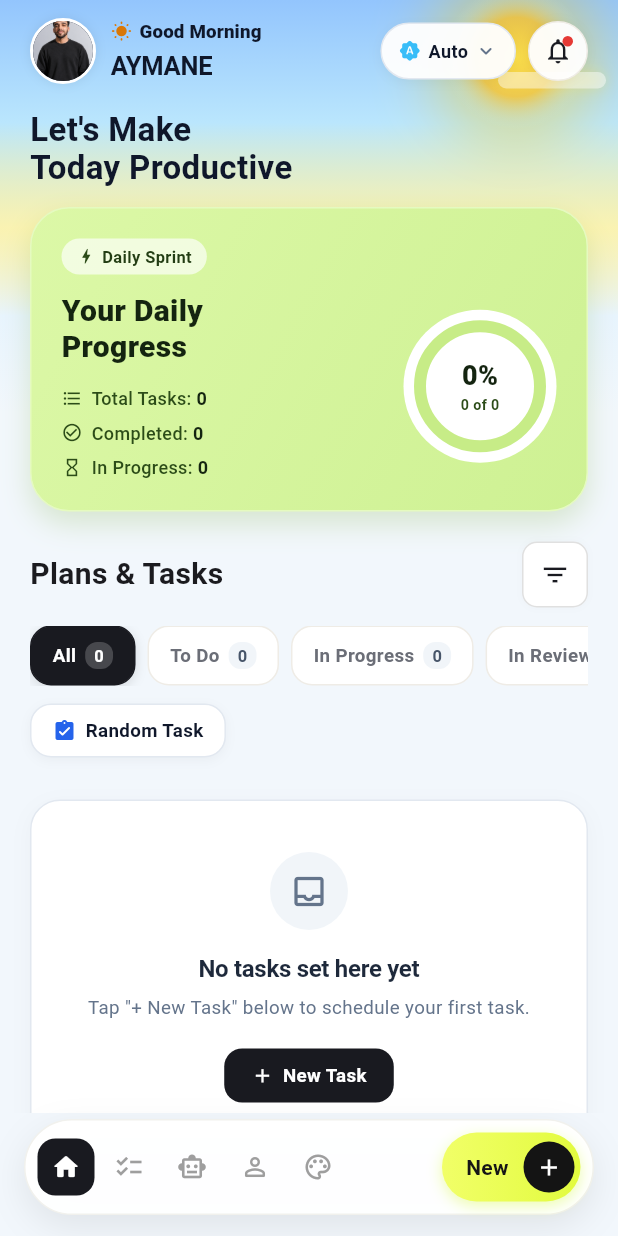
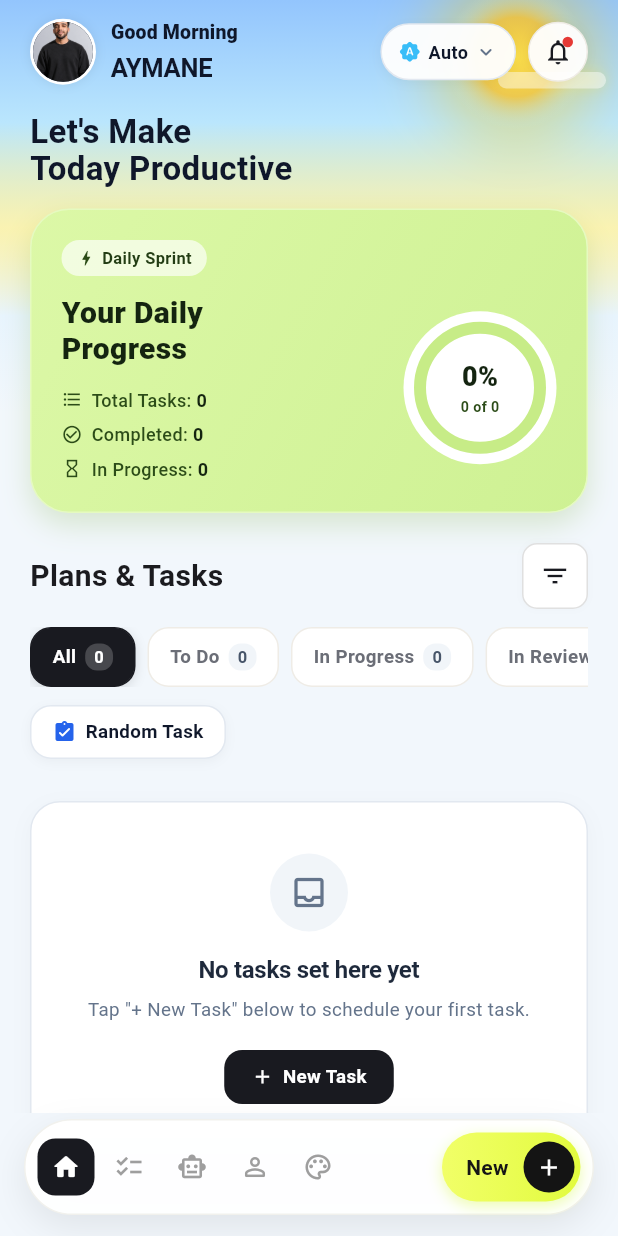
Before and after one commit to aymaneeddahhak-gif/A-Task, a Flutter app: the screen it shows after launch, on a phone screen of 412 x 824 dp. Run offline on Flutter 3.47's test engine with Material 3 defaults, Android fonts, the phone set to English and light mode, and no system bars; our stand-ins replace google_fonts; missing offline and left inert: dart:html.

Commit message:
feat: add back to portfolio navigation, recruiter-focused live demo copy, and remove greeting icon

```diff
--- a/lib/screens/home_screen.dart
+++ b/lib/screens/home_screen.dart
@@ -38,22 +38,14 @@
     final isAfternoon = mode == 1;
     final Color softDownColor = provider.softAtmosphereColor;
 
-    // Top-Left Greeting Text & Icon (Always shows Good Morning / Good Afternoon / Good Evening for all modes!)
+    // Top-Left Greeting Text (Always shows Good Morning / Good Afternoon / Good Evening for all modes!)
     final String greetingLabel;
-    final IconData greetingIcon;
-    final Color greetingIconColor;
     if (mode == 0) {
       greetingLabel = 'Good Morning';
-      greetingIcon = Icons.wb_sunny_rounded;
-      greetingIconColor = const Color(0xFFD97706); // Warm morning sunshine gold/amber
     } else if (mode == 1) {
       greetingLabel = 'Good Afternoon';
-      greetingIcon = Icons.wb_twilight_rounded;
-      greetingIconColor = const Color(0xFFEA580C); // Warm afternoon sunset orange
     } else {
       greetingLabel = 'Good Evening';
-      greetingIcon = Icons.nightlight_round;
-      greetingIconColor = const Color(0xFF38BDF8); // Evening sky blue
     }
     // Dark crisp text in daylight modes, crisp white in night mode
     final Color greetingTextColor = isNight ? Colors.white : const Color(0xFF0F172A);
@@ -319,26 +311,15 @@
                           child: Column(
                             crossAxisAlignment: CrossAxisAlignment.start,
                             children: [
-                              Row(
-                                mainAxisSize: MainAxisSize.min,
-                                children: [
-                                  Icon(
-                                    greetingIcon,
-                                    size: 14,
-                                    color: greetingIconColor,
-                                  ),
-                                  const SizedBox(width: 5),
                               Text(
                                 greetingLabel, // "Good Morning", "Good Afternoon", "Good Evening"
                                 maxLines: 1,
                                 style: TextStyle(
-                                      fontSize: 12.5,
-                                      color: greetingTextColor, // Solid dark #0F172A in daylight
+                                  fontSize: 13.0,
+                                  color: greetingTextColor, // Solid dark #0F172A in daylight, white in night
                                   fontWeight: FontWeight.w800,
                                   letterSpacing: 0.1,
                                 ),
-                                  ),
-                                ],
                               ),
                               const SizedBox(height: 2),
                               Text(
--- /dev/null
+++ b/lib/services/portfolio_nav.dart
@@ -0,0 +1,4 @@
+import 'portfolio_nav_stub.dart'
+    if (dart.library.html) 'portfolio_nav_web.dart';
+
+void openPortfolio() => platformOpenPortfolio();
--- /dev/null
+++ b/lib/services/portfolio_nav_stub.dart
@@ -0,0 +1,3 @@
+void platformOpenPortfolio() {
+  // Non-web fallback stub
+}
```
Also changed, not shown: lib/main.dart (+83 -23 lines), lib/services/portfolio_nav_web.dart (added, +23 -0 lines), 1 other file. Lines whose indentation alone changed are shown as unchanged.
